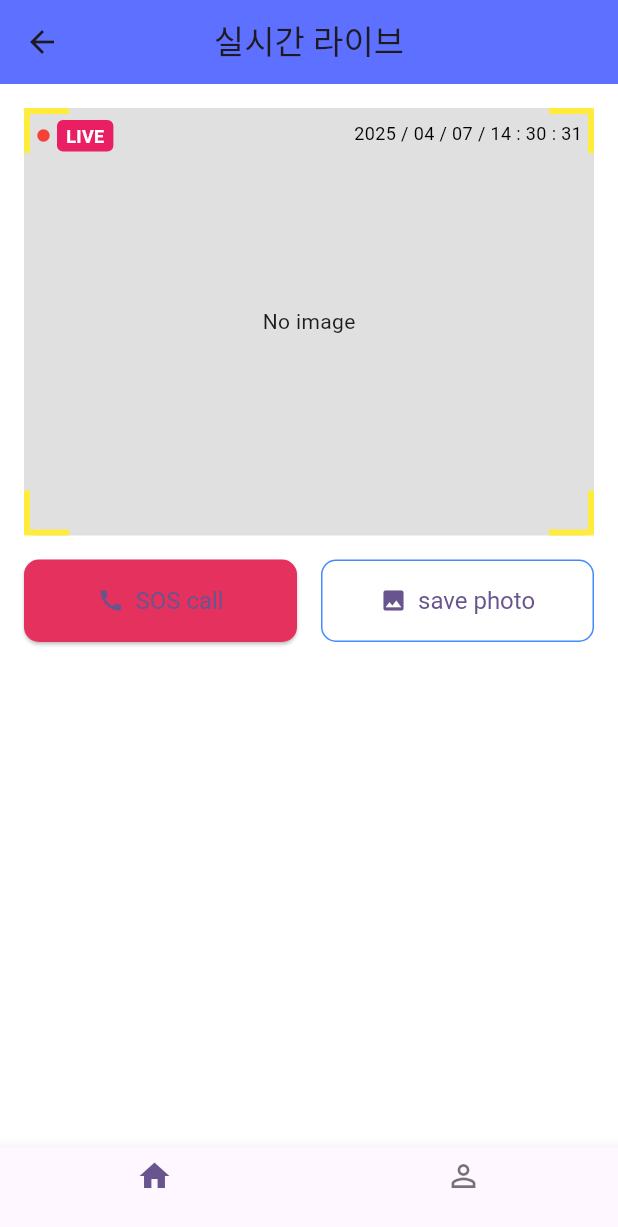
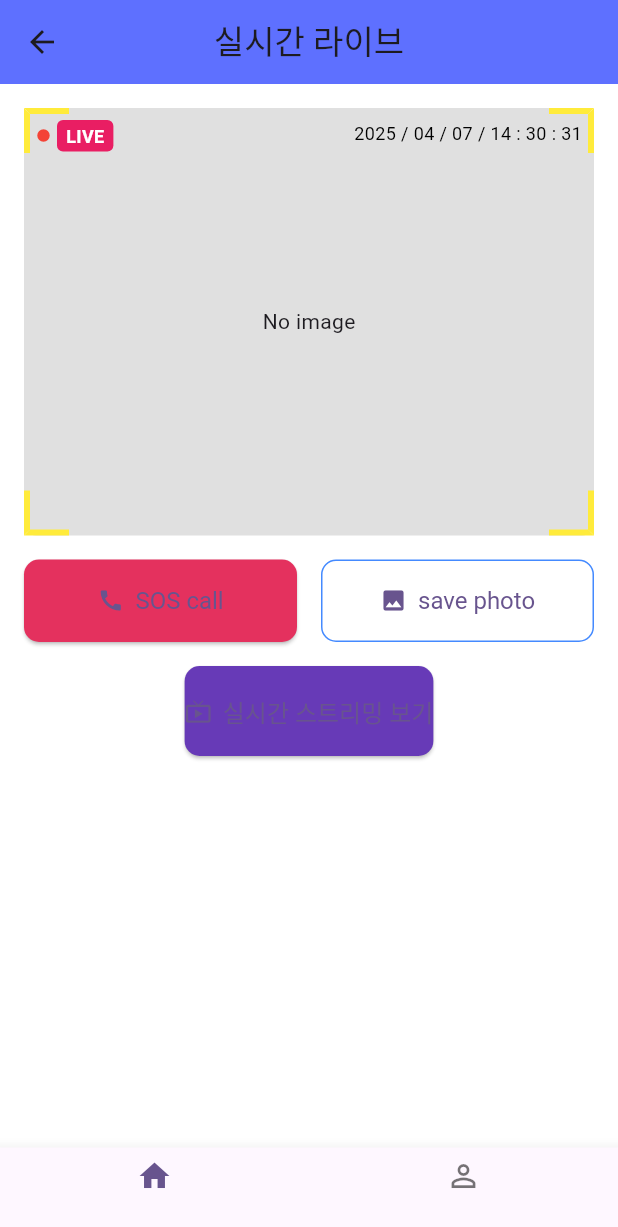
Before and after one commit to 2025-KGU-capstone/Client, a Flutter app: the CaptureImageApp screen opened directly, on a phone screen of 412 x 824 dp. Shown: the top 1227 px of the screen. Run offline on Flutter 3.47's test engine with Material 3 defaults, Android fonts, the phone set to English and light mode, and no system bars; our stand-ins replace firebase_core, firebase_database, firebase_messaging, flutter_local_notifications, get, image_picker and 1 more; missing offline and left inert: flutter_mjpeg, photo_manager; accounts and stored records are empty.

Commit message:
FEAT: 비디오 연결

```diff
--- a/app/project/lib/capture_page.dart
+++ b/app/project/lib/capture_page.dart
@@ -5,6 +5,8 @@ import 'package:photo_manager/photo_manager.dart';
 import 'package:intl/intl.dart';
 import 'package:firebase_core/firebase_core.dart';
 import 'package:firebase_database/firebase_database.dart';
+
+import 'LiveStreamPage.dart';
 
 void main() async {
   WidgetsFlutterBinding.ensureInitialized();
@@ -260,6 +262,37 @@ class _CaptureImageAppState extends State<CaptureImageApp> {
             ),
           ),
           SizedBox(height: 16),
+
+          /// ✅ 새 스트리밍 버튼
+          Padding(
+            padding: const EdgeInsets.symmetric(horizontal: 16.0),
+            child: ElevatedButton.icon(
+              icon: Icon(Icons.live_tv),
+              label: Text("실시간 스트리밍 보기"),
+              onPressed: () {
+                if (ngrokUrl.startsWith("http")) {
+                  Navigator.push(
+                    context,
+                    MaterialPageRoute(
+                      builder: (_) => LiveStreamPage(streamUrl: "$ngrokUrl/video_feed"),
+                    ),
+                  );
+                } else {
+                  ScaffoldMessenger.of(context).showSnackBar(
+                    SnackBar(content: Text("ngrok URL을 가져오지 못했습니다.")),
+                  );
+                }
+              },
+              style: ElevatedButton.styleFrom(
+                backgroundColor: Colors.deepPurple,
+                padding: EdgeInsets.symmetric(vertical: 18),
+                shape: RoundedRectangleBorder(
+                  borderRadius: BorderRadius.circular(10),
+                ),
+                textStyle: TextStyle(fontSize: 16),
+              ),
+            ),
+          ),
         ],
       ),
       bottomNavigationBar: BottomNavigationBar(
--- a/app/project/pubspec.yaml
+++ b/app/project/pubspec.yaml
@@ -30,12 +30,12 @@ environment:
 dependencies:
   flutter:
     sdk: flutter
-
+  flutter_mjpeg: ^2.0.1
 
   # The following adds the Cupertino Icons font to your application.
   # Use with the CupertinoIcons class for iOS style icons.
   cupertino_icons: ^1.0.8
-  http: ^1.2.2
+  http: ^0.13.6
   firebase_core: ^2.15.0
   firebase_messaging: ^14.4.0
   path_provider: ^2.1.5
```
Also changed, not shown: app/project/lib/LiveStreamPage.dart (added, +27 -0 lines), app/project/lib/visitor_combined_page.dart (+14 -17 lines), app/project/pubspec.lock.
